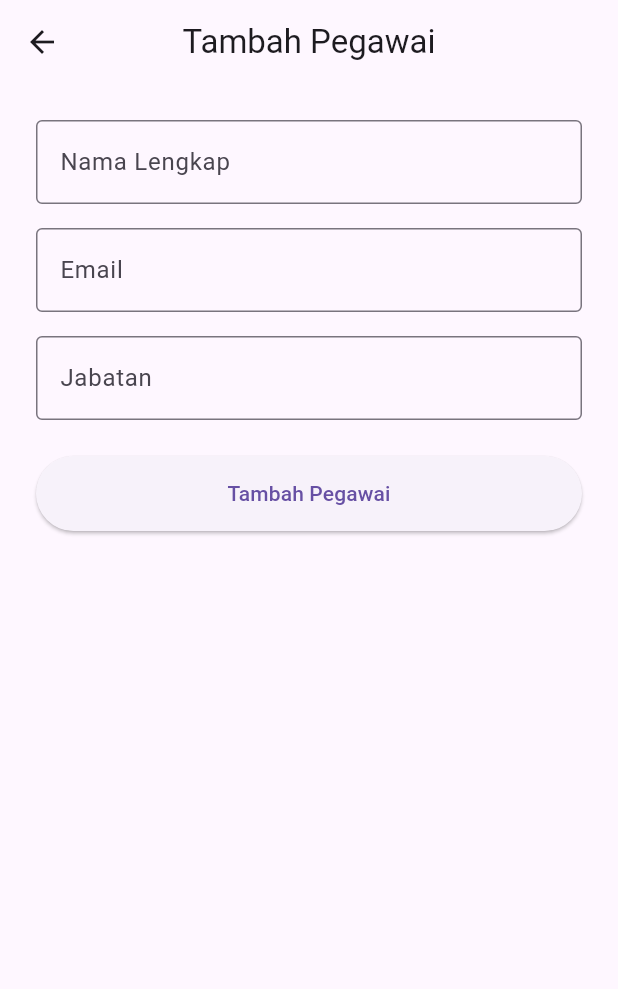
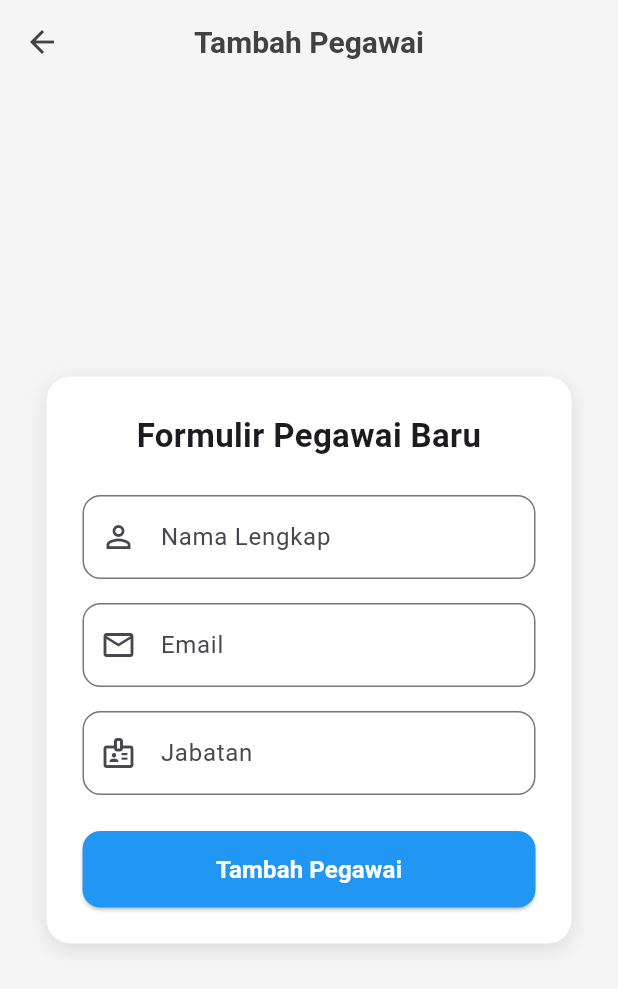
Before and after one commit to dava2532006/AplikasiPresensi, a Flutter app: the AddEmployeeScreen screen opened directly, on a phone screen of 412 x 824 dp. Shown: the top 989 px of the screen. Run offline on Flutter 3.47's test engine with Material 3 defaults, Android fonts, the phone set to English and light mode, and no system bars; our stand-ins replace cloud_firestore, firebase_auth, firebase_core, geolocator, loading_animation_widget; accounts and stored records are empty.

Commit message:
fix_add_pegawai✅

```diff
--- a/lib/screens/add_employee_screen.dart
+++ b/lib/screens/add_employee_screen.dart
@@ -16,13 +16,10 @@ class _AddEmployeeScreenState extends State<AddEmployeeScreen> {
 
   bool _isLoading = false;
 
-  // Fungsi untuk menampilkan dialog konfirmasi
   void _showConfirmationDialog() {
-    // Mengambil data dari input fields
     final name = _nameController.text.trim();
     final email = _emailController.text.trim();
 
-    // Validasi input sederhana
     if (name.isEmpty || email.isEmpty) {
       ScaffoldMessenger.of(context).showSnackBar(
         const SnackBar(content: Text('Nama dan Email tidak boleh kosong!')),
@@ -34,20 +31,21 @@ class _AddEmployeeScreenState extends State<AddEmployeeScreen> {
       context: context,
       builder: (BuildContext context) {
         return AlertDialog(
-          title: const Text('Konfirmasi Penambahan Pegawai'),
+          shape: RoundedRectangleBorder(borderRadius: BorderRadius.circular(16)),
+          title: const Text('Konfirmasi Penambahan'),
           content: Text('Anda yakin ingin menambahkan "$name" sebagai pegawai baru?'),
           actions: <Widget>[
             TextButton(
               child: const Text('Batal'),
-              onPressed: () {
-                Navigator.of(context).pop(); // Tutup dialog
-              },
+              onPressed: () => Navigator.of(context).pop(),
             ),
             ElevatedButton(
+              style: ElevatedButton.styleFrom(
+                  backgroundColor: Colors.blue, foregroundColor: Colors.white),
               child: const Text('Ya, Tambahkan'),
               onPressed: () {
-                Navigator.of(context).pop(); // Tutup dialog
-                _performAddEmployee();      // Lanjutkan proses penambahan
+                Navigator.of(context).pop();
+                _performAddEmployee();
               },
             ),
           ],
@@ -56,20 +54,14 @@ class _AddEmployeeScreenState extends State<AddEmployeeScreen> {
     );
   }
 
-  // Fungsi inti untuk menambahkan pegawai setelah dikonfirmasi
   void _performAddEmployee() async {
-    setState(() {
-      _isLoading = true;
-    });
+    setState(() => _isLoading = true);
 
     final name = _nameController.text.trim();
     final email = _emailController.text.trim();
     final position = _positionController.text.trim();
-
-    // Kata sandi default
     const String defaultPassword = "password";
 
-    // Memanggil fungsi signUp dengan role 'pegawai'
     String? result = await _authService.signUp(name, email, defaultPassword, position, 'pegawai');
 
     if (mounted) {
@@ -77,7 +69,7 @@ class _AddEmployeeScreenState extends State<AddEmployeeScreen> {
         ScaffoldMessenger.of(context).showSnackBar(
           const SnackBar(content: Text('Pegawai berhasil ditambahkan! Email verifikasi telah dikirim.')),
         );
-        Navigator.pop(context); // Kembali ke halaman beranda
+        Navigator.pop(context);
       } else {
         ScaffoldMessenger.of(context).showSnackBar(
           SnackBar(content: Text('Gagal menambahkan pegawai: $result')),
@@ -85,58 +77,103 @@ class _AddEmployeeScreenState extends State<AddEmployeeScreen> {
       }
     }
 
-    setState(() {
-      _isLoading = false;
-    });
+    setState(() => _isLoading = false);
+  }
+
+  @override
+  void dispose() {
+    _nameController.dispose();
+    _emailController.dispose();
+    _positionController.dispose();
+    super.dispose();
   }
 
   @override
   Widget build(BuildContext context) {
     return Scaffold(
+      backgroundColor: Colors.grey[100],
       appBar: AppBar(
         title: const Text('Tambah Pegawai'),
         centerTitle: true,
+        backgroundColor: Colors.transparent,
+        elevation: 0,
+        iconTheme: IconThemeData(color: Colors.grey[800]),
+        titleTextStyle: TextStyle(color: Colors.grey[800], fontSize: 20, fontWeight: FontWeight.bold),
       ),
-      body: Padding(
+      body: Center(
+        child: SingleChildScrollView(
           padding: const EdgeInsets.all(24.0),
+          child: Container(
+            width: 350,
+            padding: const EdgeInsets.all(24.0),
+            decoration: BoxDecoration(
+              color: Colors.white,
+              borderRadius: BorderRadius.circular(16),
+              boxShadow: [
+                BoxShadow(
+                  color: Colors.black.withOpacity(0.1),
+                  blurRadius: 10,
+                  offset: const Offset(0, 4),
+                ),
+              ],
+            ),
             child: Column(
+              mainAxisSize: MainAxisSize.min,
+              crossAxisAlignment: CrossAxisAlignment.stretch,
               children: [
+                const Text(
+                  'Formulir Pegawai Baru',
+                  textAlign: TextAlign.center,
+                  style: TextStyle(fontSize: 22, fontWeight: FontWeight.bold),
+                ),
+                const SizedBox(height: 24),
                 TextField(
                   controller: _nameController,
-              decoration: const InputDecoration(
+                  decoration: InputDecoration(
                     labelText: 'Nama Lengkap',
-                border: OutlineInputBorder(),
+                    prefixIcon: const Icon(Icons.person_outline),
+                    border: OutlineInputBorder(borderRadius: BorderRadius.circular(12)),
                   ),
                 ),
                 const SizedBox(height: 16),
                 TextField(
                   controller: _emailController,
-              decoration: const InputDecoration(
+                  keyboardType: TextInputType.emailAddress,
+                  decoration: InputDecoration(
                     labelText: 'Email',
-                border: OutlineInputBorder(),
+                    prefixIcon: const Icon(Icons.email_outlined),
+                    border: OutlineInputBorder(borderRadius: BorderRadius.circular(12)),
                   ),
                 ),
                 const SizedBox(height: 16),
                 TextField(
                   controller: _positionController,
-              decoration: const InputDecoration(
+                  decoration: InputDecoration(
                     labelText: 'Jabatan',
-                border: OutlineInputBorder(),
+                    prefixIcon: const Icon(Icons.badge_outlined),
+                    border: OutlineInputBorder(borderRadius: BorderRadius.circular(12)),
                   ),
                 ),
                 const SizedBox(height: 24),
-            SizedBox(
-              width: double.infinity,
-              height: 50,
-              child: ElevatedButton(
-                // Mengganti onPressed untuk memanggil dialog
+                ElevatedButton(
+                  style: ElevatedButton.styleFrom(
+                    padding: const EdgeInsets.symmetric(vertical: 14),
+                    backgroundColor: Colors.blue,
+                    foregroundColor: Colors.white,
+                    shape: RoundedRectangleBorder(borderRadius: BorderRadius.circular(12)),
+                  ),
                   onPressed: _isLoading ? null : _showConfirmationDialog,
                   child: _isLoading
-                    ? const CircularProgressIndicator(color: Colors.white)
-                    : const Text('Tambah Pegawai'),
+                      ? const SizedBox(
+                          height: 24,
+                          width: 24,
+                          child: CircularProgressIndicator(color: Colors.white, strokeWidth: 3),
+                        )
+                      : const Text('Tambah Pegawai', style: TextStyle(fontSize: 16, fontWeight: FontWeight.bold)),
+                ),
+              ],
             ),
           ),
-          ],
         ),
       ),
     );
--- a/lib/services/absensi_firestore_service.dart
+++ b/lib/services/absensi_firestore_service.dart
@@ -13,7 +13,7 @@ class AbsensiFirestoreService {
   // GANTI DENGAN KOORDINAT LOKASI ANDA
   final double _targetLatitude = -7.6363;
   final double _targetLongitude = 111.5225;
-  final double _allowedRadiusInMeters = 100;
+  final double _allowedRadiusInMeters = 200;
 
   Future<String> recordAbsensi(String status) async {
     if (uid == null) return "Gagal: Pengguna tidak ditemukan.";
```
Also changed, not shown: lib/screens/home_screen.dart (+159 -173 lines), 1 other file. Lines whose indentation alone changed are shown as unchanged.
